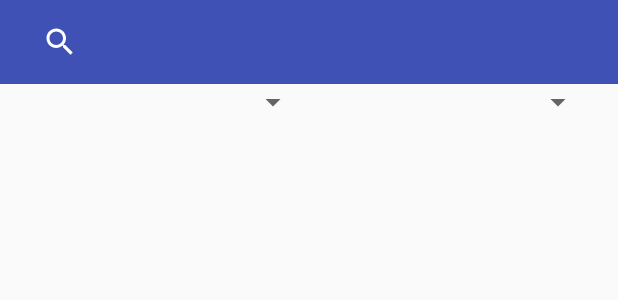
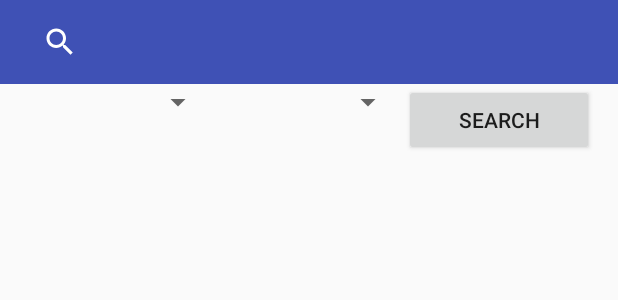
Before and after one commit to pziomacki/StackOverflow, an Android app: the layout activity_search.xml on its own in the app's theme, with its tools: preview values and no code run, on a phone screen of 412 x 824 dp. Shown: the top 300 px of the screen. Run offline under Robolectric (Android 15) with nearby library versions, the phone set to English and light mode, and no system bars.

Commit message:
Add search button

```diff
--- a/app/build.gradle
+++ b/app/build.gradle
@@ -1,5 +1,5 @@
 apply plugin: 'com.android.application'
-apply plugin: 'com.neenbedankt.android-apt'
+apply plugin: 'android-apt'
 apply plugin: 'groovyx.grooid.groovy-android'
 
 apt {
--- a/app/src/main/res/layout/activity_search.xml
+++ b/app/src/main/res/layout/activity_search.xml
@@ -46,16 +46,22 @@
 
                 <Spinner
                     android:id="@+id/search_sort"
-                    android:layout_width="fill_parent"
+                    android:layout_width="match_parent"
                     android:layout_height="wrap_content"
                     android:layout_weight="1"/>
 
                 <Spinner
                     android:id="@+id/search_order"
-                    android:layout_width="fill_parent"
+                    android:layout_width="match_parent"
                     android:layout_height="wrap_content"
                     android:layout_weight="1"/>
 
+                <Button
+                    android:id="@+id/search_btn"
+                    android:layout_width="match_parent"
+                    android:layout_height="wrap_content"
+                    android:text="@string/search"
+                    android:layout_weight="1"/>
             </LinearLayout>
 
             <FrameLayout
--- a/app/src/main/res/values/strings.xml
+++ b/app/src/main/res/values/strings.xml
@@ -5,7 +5,7 @@
     <string name="search_error_message">Something went wrong. Try again!</string>
     <string name="search_no_results">No results were found for your query.</string>
     <string name="search_empty_query">You have to provide a query.</string>
-
+    <string name="search">Search</string>
     <!-- Search results -->
     <string name="result_answer_count">Answers: %d</string>
 </resources>
```
Also changed, not shown: app/src/main/java/com/ziomacki/stackoverflowclient/search/view/SearchActivity.java (+8 -0 lines).
